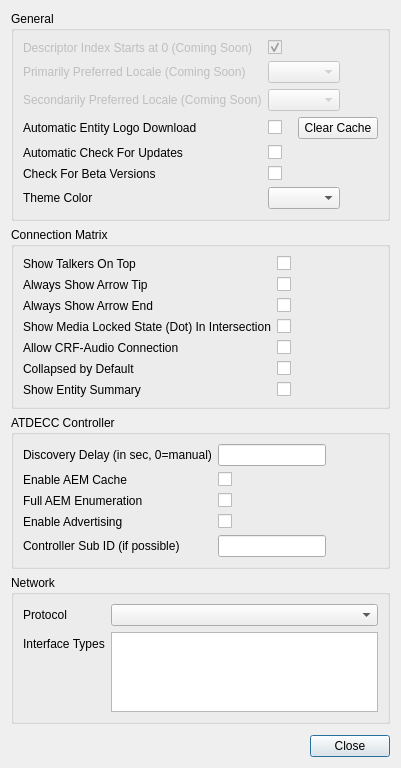
First picture: the form in src/settingsDialog.ui, repository christophe-calmejane/Hive, before the edit.
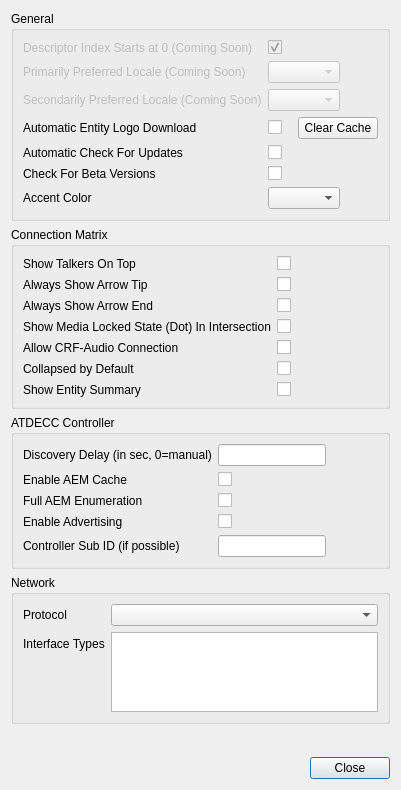
Second picture: the form after the edit. Custom widgets are drawn as their Qt base class.

Commit message: Renamed 'Theme Color' to 'Accent Color'

Patch:
```diff
--- a/src/settingsDialog.ui
+++ b/src/settingsDialog.ui
@@ -7,7 +7,7 @@
     <x>0</x>
     <y>0</y>
     <width>383</width>
-    <height>768</height>
+    <height>790</height>
    </rect>
   </property>
   <property name="sizePolicy">
@@ -139,7 +139,7 @@
       <item row="7" column="0">
        <widget class="QLabel" name="themeColorLabel">
         <property name="text">
-         <string>Theme Color</string>
+         <string>Accent Color</string>
         </property>
        </widget>
       </item>
```
